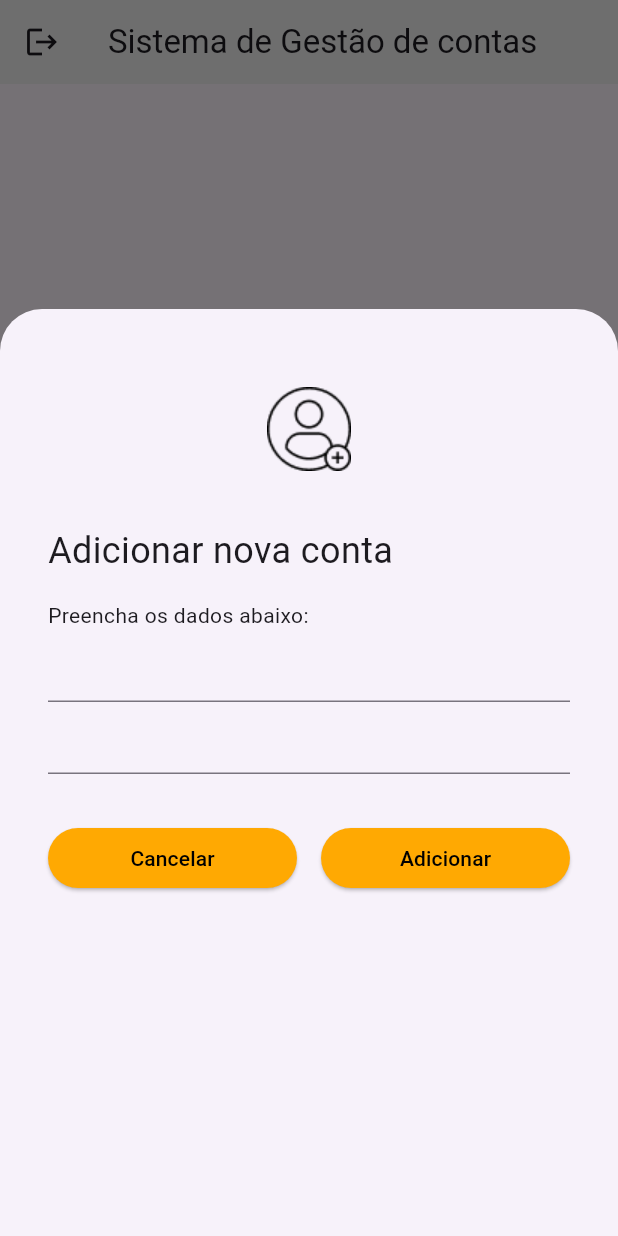
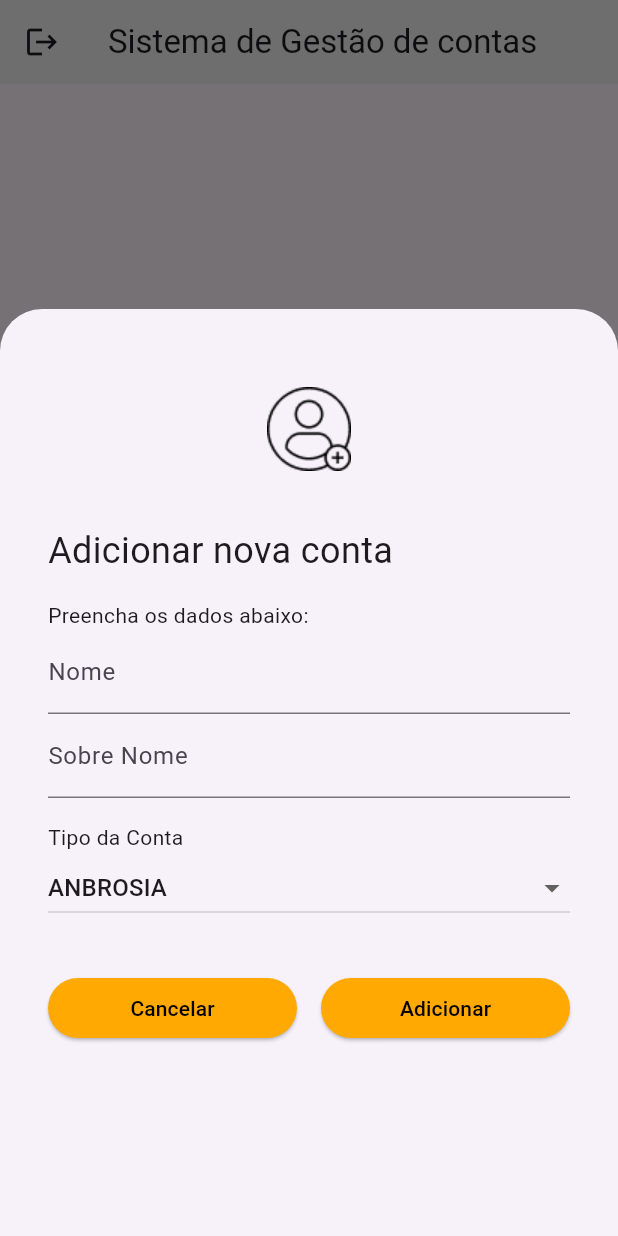
Before and after one commit to geovannifranca/flutter_banco_douro, a Flutter app: the Homescreem screen opened by its route, after a tap on the "add" icon, on a phone screen of 412 x 824 dp. Run offline on Flutter 3.47's test engine with Material 3 defaults, Android fonts, the phone set to English and light mode, and no system bars; network calls fail.

Commit message:
dropdown

```diff
--- a/lib/ui/widget/add_account_model_widget.dart
+++ b/lib/ui/widget/add_account_model_widget.dart
@@ -1,14 +1,22 @@
 import 'package:flutter/material.dart';
 import 'package:flutter_banco_douro/ui/styles/app_colors.dart';
 
-class AddAccountModelWidget extends StatelessWidget {
+class AddAccountModelWidget extends StatefulWidget {
   const AddAccountModelWidget({super.key});
+
+  @override
+  State<AddAccountModelWidget> createState() => _AddAccountModelWidgetState();
+}
+
+class _AddAccountModelWidgetState extends State<AddAccountModelWidget> {
+  String _accountType = "ANBROSIA";
+
 
   @override
   Widget build(BuildContext context) {
     final size = MediaQuery.of(context).size;
     return Container(
-      padding:  EdgeInsets.only(
+      padding: EdgeInsets.only(
         left: 32,
         top: 32,
         right: 32,
@@ -21,7 +29,10 @@ class AddAccountModelWidget extends StatelessWidget {
           children: [
             const SizedBox(height: 16),
             Center(
-              child: Image.asset("assets/images/icon_add_account.png", width: 64),
+              child: Image.asset(
+                "assets/images/icon_add_account.png",
+                width: 64,
+              ),
             ),
             const SizedBox(height: 32),
             const Text(
@@ -34,12 +45,34 @@ class AddAccountModelWidget extends StatelessWidget {
               style: TextStyle(fontWeight: FontWeight.w400, fontSize: 14),
             ),
 
-            TextFormField(),
-            TextFormField(),
+            TextFormField(
+              decoration: InputDecoration(label: const Text("Nome")),
+            ),
+            TextFormField(
+              decoration: InputDecoration(label: const Text("Sobre Nome")),
+            ),
+            const SizedBox(height: 16),
+            Text("Tipo da Conta"),
+            DropdownButton<String>(
+              value: _accountType,
+              isExpanded: true,
+              items: const [
+                DropdownMenuItem(value: "ANBROSIA", child: Text("ANBROSIA")),
+                DropdownMenuItem(value: "CANGICA",child: Text("CANGICA")),
+                DropdownMenuItem(value: "PUDIM",child: Text("PUDIM")),
+                DropdownMenuItem(value: "BRIGADEIRO",child: Text("item 3")),
+              ],
+              onChanged: (value) {
+                if (value != null) {
+                  setState(() {
+                    _accountType = value;
+                  });
+                }
+              },
+            ),
             const SizedBox(height: 32),
             Row(
               children: [
-
                 Expanded(
                   child: ElevatedButton(
                     style: ButtonStyle(
```
